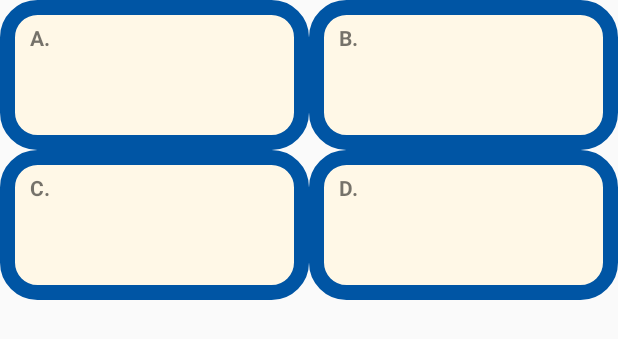
After one commit to AlexanderPoone/tempusespatium, an Android app: the layout fragment_flags.xml on its own in the app's theme, with its tools: preview values and no code run, on a phone screen of 412 x 824 dp. The commit adds this screen. Shown: the top 339 px of the screen. Run offline under Robolectric (Android 15) with nearby library versions, the phone set to English and light mode, and no system bars; network calls fail.

Commit message:
I want to break free.

```diff
--- a/app/src/main/java/hk/edu/cuhk/cse/tempusespatium/Constants.java
+++ b/app/src/main/java/hk/edu/cuhk/cse/tempusespatium/Constants.java
@@ -8,4 +8,5 @@ class Constants {
     static final String SHAREDPREFS_NAME = "settings";
     static final String SHAREDPREFS_LOCALE = "LOCALE";
     static final String SHAREDPREFS_LOCALE_SET = "LOCALE_SET";
+    static final String SHAREDPREFS_DIFFICULTY = "DIFFICULTY";
 }
--- /dev/null
+++ b/app/src/main/res/layout/fragment_flags.xml
@@ -0,0 +1,101 @@
+<?xml version="1.0" encoding="utf-8"?>
+<LinearLayout xmlns:android="http://schemas.android.com/apk/res/android"
+    xmlns:app="http://schemas.android.com/apk/res-auto"
+    android:layout_width="match_parent"
+    android:layout_height="match_parent"
+    android:orientation="vertical">
+
+    <LinearLayout
+        android:layout_width="match_parent"
+        android:layout_height="wrap_content"
+        android:weightSum="2">
+
+        <RelativeLayout
+            android:id="@+id/aRelLayout"
+            android:layout_width="0dp"
+            android:layout_height="100dp"
+            android:layout_weight="1"
+            android:background="@drawable/rounded_choice">
+            <TextView
+                android:layout_width="wrap_content"
+                android:layout_height="wrap_content"
+                android:layout_marginTop="15dp"
+                android:layout_marginStart="20dp"
+                android:textStyle="bold"
+                android:text="@string/a"/>
+            <ImageView
+                android:id="@+id/aImageView"
+                android:layout_width="100dp"
+                android:layout_height="80dp"
+                android:layout_centerInParent="true" />
+        </RelativeLayout>
+
+        <RelativeLayout
+            android:id="@+id/bRelLayout"
+            android:layout_width="0dp"
+            android:layout_height="100dp"
+            android:layout_weight="1"
+            android:background="@drawable/rounded_choice">
+            <TextView
+                android:layout_width="wrap_content"
+                android:layout_height="wrap_content"
+                android:layout_marginTop="15dp"
+                android:layout_marginStart="20dp"
+                android:textStyle="bold"
+                android:text="@string/b"/>
+            <ImageView
+                android:id="@+id/bImageView"
+                android:layout_width="100dp"
+                android:layout_height="80dp"
+                android:layout_centerInParent="true" />
+        </RelativeLayout>
+    </LinearLayout>
+
+    <LinearLayout
+        android:layout_width="match_parent"
+        android:layout_height="wrap_content"
+        android:weightSum="2">
+
+        <RelativeLayout
+            android:id="@+id/cRelLayout"
+            android:layout_width="0dp"
+            android:layout_height="100dp"
+            android:layout_weight="1"
+            android:background="@drawable/rounded_choice">
+            <TextView
+                android:layout_width="wrap_content"
+                android:layout_height="wrap_content"
+                android:layout_marginTop="15dp"
+                android:layout_marginStart="20dp"
+                android:textStyle="bold"
+                android:text="@string/c"/>
+            <ImageView
+                android:id="@+id/cImageView"
+                android:layout_width="100dp"
+                android:layout_height="80dp"
+                android:layout_centerInParent="true" />
+        </RelativeLayout>
+
+        <RelativeLayout
+            android:id="@+id/dRelLayout"
+            android:layout_width="0dp"
+            android:layout_height="100dp"
+            android:layout_weight="1"
+            android:background="@drawable/rounded_choice">
+            <TextView
+                android:layout_width="wrap_content"
+                android:layout_height="wrap_content"
+                android:layout_marginTop="15dp"
+                android:layout_marginStart="20dp"
+                android:textStyle="bold"
+                android:text="@string/d"/>
+            <ImageView
+                android:id="@+id/dImageView"
+                android:layout_width="100dp"
+                android:layout_height="80dp"
+                android:layout_centerInParent="true" />
+        </RelativeLayout>
+
+    </LinearLayout>
+
+</LinearLayout>
```
Also changed, not shown: app/src/main/java/hk/edu/cuhk/cse/tempusespatium/MapAnswerPopup.java (added, +29 -0 lines), app/src/main/java/hk/edu/cuhk/cse/tempusespatium/PrefsFragment.java (+81 -0 lines), app/src/main/java/hk/edu/cuhk/cse/tempusespatium/PuzzleMapFragment.java (+20 -1 lines), app/src/main/java/hk/edu/cuhk/cse/tempusespatium/Round1Activity.java (+14 -6 lines), app/src/main/res/layout/fragment_anthem.xml (+9 -9 lines).
